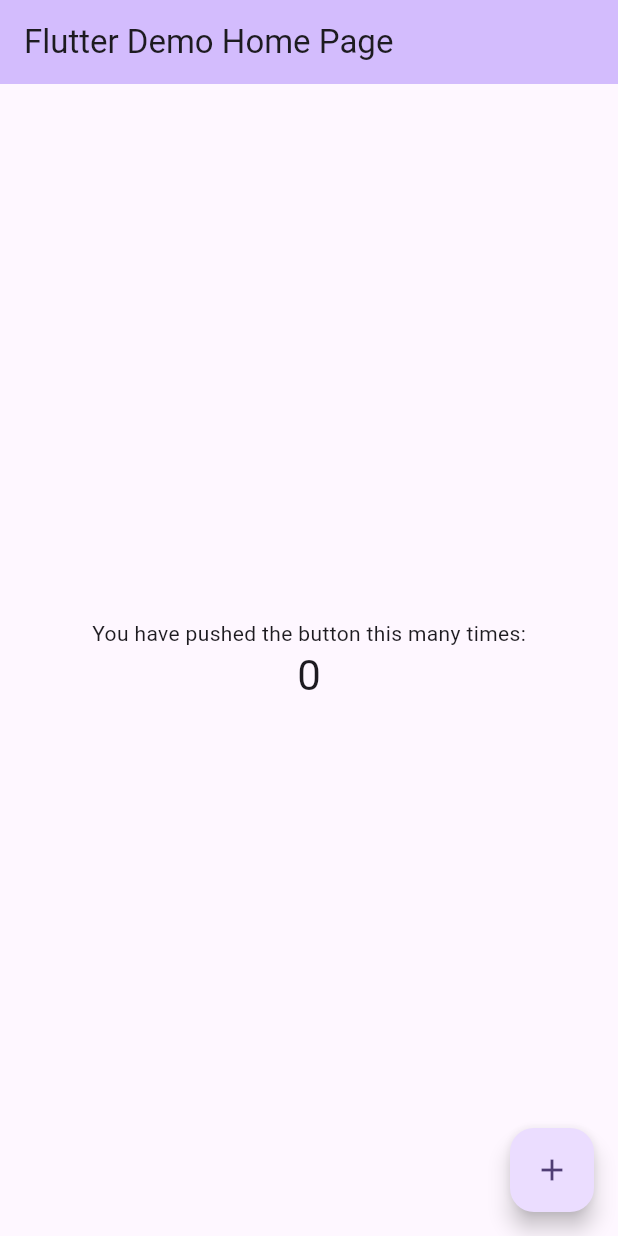
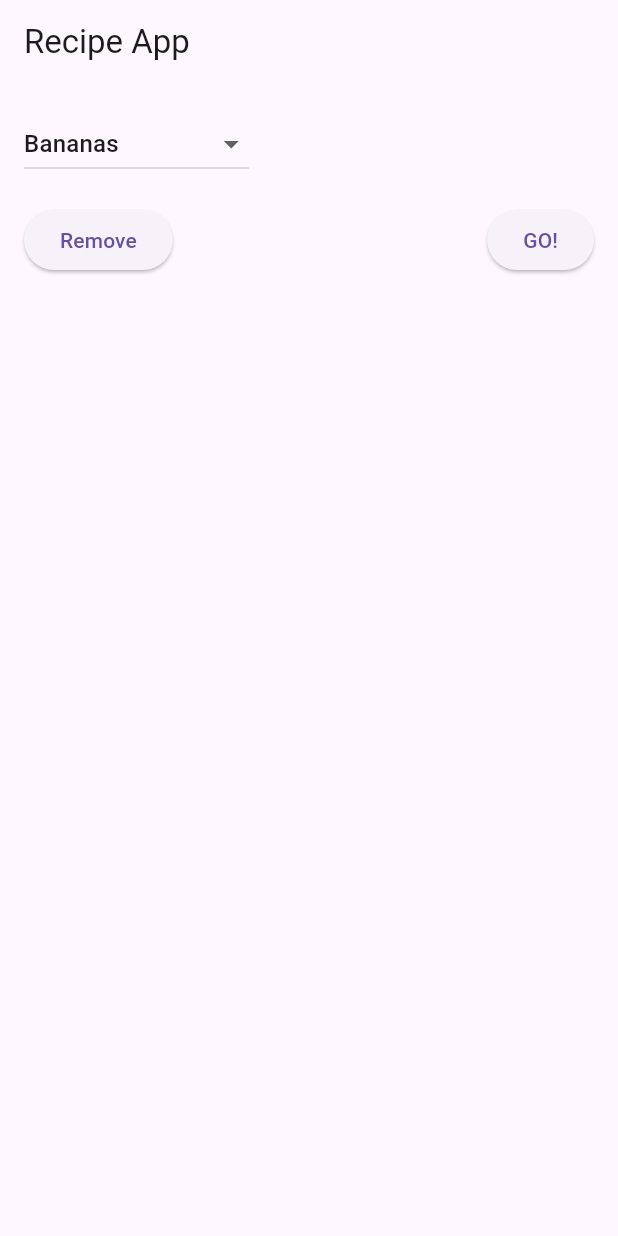
Before and after one commit to EvanGrone/GitActionsRecipe, a Flutter app: the screen it shows after launch, on a phone screen of 412 x 824 dp. Run offline on Flutter 3.47's test engine with Material 3 defaults, Android fonts, the phone set to English and light mode, and no system bars; our stand-ins replace firebase_core, firebase_database; accounts and stored records are empty.

Commit message:
Running tests for Flutter application

```diff
--- a/lib/main.dart
+++ b/lib/main.dart
@@ -1,125 +1,272 @@
 import 'package:flutter/material.dart';
+import 'package:flutter_github_workflow/firebase_options.dart';
+import 'package:firebase_database/firebase_database.dart';
+import 'package:firebase_core/firebase_core.dart';
 
-void main() {
-  runApp(const MyApp());
+void main() async {
+  WidgetsFlutterBinding.ensureInitialized();
+  await Firebase.initializeApp(
+    options: DefaultFirebaseOptions.currentPlatform,
+  );
+  FirebaseDatabase database = FirebaseDatabase.instance;
+  runApp(MyApp());
 }
 
 class MyApp extends StatelessWidget {
-  const MyApp({super.key});
-
-  // This widget is the root of your application.
   @override
   Widget build(BuildContext context) {
     return MaterialApp(
-      title: 'Flutter Demo',
-      theme: ThemeData(
-        // This is the theme of your application.
-        //
-        // TRY THIS: Try running your application with "flutter run". You'll see
-        // the application has a purple toolbar. Then, without quitting the app,
-        // try changing the seedColor in the colorScheme below to Colors.green
-        // and then invoke "hot reload" (save your changes or press the "hot
-        // reload" button in a Flutter-supported IDE, or press "r" if you used
-        // the command line to start the app).
-        //
-        // Notice that the counter didn't reset back to zero; the application
-        // state is not lost during the reload. To reset the state, use hot
-        // restart instead.
-        //
-        // This works for code too, not just values: Most code changes can be
-        // tested with just a hot reload.
-        colorScheme: ColorScheme.fromSeed(seedColor: Colors.deepPurple),
-        useMaterial3: true,
-      ),
-      home: const MyHomePage(title: 'Flutter Demo Home Page'),
+      title: 'Recipe App',
+      home: IngredientsApp(),
     );
   }
 }
 
-class MyHomePage extends StatefulWidget {
-  const MyHomePage({super.key, required this.title});
-
-  // This widget is the home page of your application. It is stateful, meaning
-  // that it has a State object (defined below) that contains fields that affect
-  // how it looks.
-
-  // This class is the configuration for the state. It holds the values (in this
-  // case the title) provided by the parent (in this case the App widget) and
-  // used by the build method of the State. Fields in a Widget subclass are
-  // always marked "final".
-
-  final String title;
-
+class IngredientsApp extends StatefulWidget {
   @override
-  State<MyHomePage> createState() => _MyHomePageState();
+  _IngredientsAppState createState() => _IngredientsAppState();
 }
 
-class _MyHomePageState extends State<MyHomePage> {
-  int _counter = 0;
+class _IngredientsAppState extends State<IngredientsApp> {
+  List<String> ingredients = [
+    'Bananas',
+    'Blueberries',
+    'Flour',
+    'Milk',
+    'Butter',
+    'Cinnamon',
+    'Vanilla Extract',
+    'Salt',
+    'Nutmeg',
+    'Baking Soda',
+    'Baking Powder',
+    'Eggs',
+    'Olive Oil',
+    'Carrots',
+    'Graham Crackers',
+    'Yeast',
+    'Brown Sugar',
+    'Powdered Sugar',
+    'Cream Cheese',
+    'Lemons',
+    'Maple Syrup',
+    'Applesauce',
+    'Vegetable Oil',
+    'Peanut Butter',
+    'Water',
+    'Chocolate'
+  ];
+  List<String> selectedIngredients = [];
 
-  void _incrementCounter() {
-    setState(() {
-      // This call to setState tells the Flutter framework that something has
-      // changed in this State, which causes it to rerun the build method below
-      // so that the display can reflect the updated values. If we changed
-      // _counter without calling setState(), then the build method would not be
-      // called again, and so nothing would appear to happen.
-      _counter++;
+  Map<String, List<String>> recipes = {
+    'Banana Bread': [
+      'Bananas',
+      'Flour',
+      'Vegetable Oil',
+      'Eggs',
+      'Baking Soda',
+      'Sugar',
+      'Vanilla Extract',
+      'Cinnamon',
+      'Nutmeg',
+      'Salt'
+    ],
+    'Blueberry Muffins': [
+      'Flour',
+      'Baking Powder',
+      'Eggs',
+      'Olive Oil',
+      'Milk',
+      'Sugar',
+      'Vanilla Extract',
+      'Cinnamon',
+      'Blueberries'
+    ],
+    'Brownies': ['Baking Powder', 'Butter', 'Eggs', 'Water', 'Chocolate'],
+    'Cake': ['Flour', 'Eggs', 'Sugar', 'Milk', 'Vanilla Extract'],
+    'Carrot Cake': [
+      'Carrots',
+      'Flour',
+      'Baking Soda',
+      'Eggs',
+      'Maple Syrup',
+      'Applesauce',
+      'Milk',
+      'Vegetable Oil',
+      'Cinnamon',
+      'Vanilla Extract',
+      'Nutmeg',
+      'Salt'
+    ],
+    'Cheesecake': [
+      'Graham Crackers',
+      'Cinnamon',
+      'Butter',
+      'Eggs',
+      'Cream Cheese',
+      'Sugar',
+      'Sour Cream',
+      'Lemon',
+      'Vanilla Extract'
+    ],
+    'Cinnamon Rolls': [
+      'Flour',
+      'Sugar',
+      'Salt',
+      'Milk',
+      'Butter',
+      'Egg',
+      'Cinnamon',
+      'Brown Sugar',
+      'Yeast'
+    ],
+    'Cookies': ['Eggs', 'Brown Sugar', 'Sugar', 'Flour', 'Butter'],
+    'Oatmeal cookies': [
+      'Flour',
+      'Brown Sugar',
+      'Baking Powder',
+      'Baking Soda',
+      'Salt',
+      'Butter',
+      'Eggs',
+      'Raisins',
+      'Vanilla Extract'
+    ],
+    'Peanut Butter Cookies': [
+      'Peanut Butter',
+      'Flour',
+      'Baking Soda',
+      'Butter',
+      'Brown Sugar',
+      'Eggs',
+      'Vanilla Extract',
+      'Salt'
+    ],
+    'Sugar Cookies': [
+      'Flour',
+      'Baking Powder',
+      'Salt',
+      'Butter',
+      'Salt',
+      'Eggs',
+      'Milk',
+      'Powdered Sugar'
+    ],
+  };
+
+  void _findMatchingRecipes() {
+    List<String> matchingRecipes = [];
+
+    recipes.forEach((recipe, ingredientsList) {
+      if (selectedIngredients
+          .every((ingredient) => ingredientsList.contains(ingredient))) {
+        matchingRecipes.add(recipe);
+      }
     });
+
+    if (matchingRecipes.isNotEmpty) {
+      showDialog(
+        context: context,
+        builder: (BuildContext context) {
+          return AlertDialog(
+            title: const Text('Matching Recipes'),
+            content:
+                Text('Matching recipes found:\n${matchingRecipes.join(', ')}'),
+            actions: [
+              TextButton(
+                onPressed: () {
+                  Navigator.of(context).pop();
+                },
+                child: const Text('OK'),
+              ),
+            ],
+          );
+        },
+      );
+    } else {
+      showDialog(
+        context: context,
+        builder: (BuildContext context) {
+          return AlertDialog(
+            title: const Text('No Matching Recipes'),
+            content: const Text('No recipes match the selected ingredients.'),
+            actions: [
+              TextButton(
+                onPressed: () {
+                  Navigator.of(context).pop();
+                },
+                child: const Text('OK'),
+              ),
+            ],
+          );
+        },
+      );
+    }
   }
 
   @override
   Widget build(BuildContext context) {
-    // This method is rerun every time setState is called, for instance as done
-    // by the _incrementCounter method above.
-    //
-    // The Flutter framework has been optimized to make rerunning build methods
-    // fast, so that you can just rebuild anything that needs updating rather
-    // than having to individually change instances of widgets.
     return Scaffold(
       appBar: AppBar(
-        // TRY THIS: Try changing the color here to a specific color (to
-        // Colors.amber, perhaps?) and trigger a hot reload to see the AppBar
-        // change color while the other colors stay the same.
-        backgroundColor: Theme.of(context).colorScheme.inversePrimary,
-        // Here we take the value from the MyHomePage object that was created by
-        // the App.build method, and use it to set our appbar title.
-        title: Text(widget.title),
+        title: const Text('Recipe App'),
       ),
-      body: Center(
-        // Center is a layout widget. It takes a single child and positions it
-        // in the middle of the parent.
+      body: Padding(
+        padding: const EdgeInsets.all(16.0),
         child: Column(
-          // Column is also a layout widget. It takes a list of children and
-          // arranges them vertically. By default, it sizes itself to fit its
-          // children horizontally, and tries to be as tall as its parent.
-          //
-          // Column has various properties to control how it sizes itself and
-          // how it positions its children. Here we use mainAxisAlignment to
-          // center the children vertically; the main axis here is the vertical
-          // axis because Columns are vertical (the cross axis would be
-          // horizontal).
-          //
-          // TRY THIS: Invoke "debug painting" (choose the "Toggle Debug Paint"
-          // action in the IDE, or press "p" in the console), to see the
-          // wireframe for each widget.
-          mainAxisAlignment: MainAxisAlignment.center,
-          children: <Widget>[
-            const Text(
-              'You have pushed the button this many times:',
+          crossAxisAlignment: CrossAxisAlignment.start,
+          children: [
+            DropdownButton<String>(
+              value: ingredients.isNotEmpty ? ingredients[0] : null,
+              onChanged: (value) {
+                setState(() {
+                  if (value != null) {
+                    selectedIngredients.add(value);
+                    ingredients.remove(value);
+                  }
+                });
+              },
+              items: ingredients.map<DropdownMenuItem<String>>((String value) {
+                return DropdownMenuItem<String>(
+                  value: value,
+                  child: Text(value),
+                );
+              }).toList(),
             ),
-            Text(
-              '$_counter',
-              style: Theme.of(context).textTheme.headlineMedium,
+            const SizedBox(height: 16),
+            Row(
+              mainAxisAlignment: MainAxisAlignment.spaceBetween,
+              children: [
+                ElevatedButton(
+                  onPressed: () {
+                    setState(() {
+                      if (selectedIngredients.isNotEmpty) {
+                        ingredients.add(selectedIngredients.removeLast());
+                      }
+                    });
+                  },
+                  child: const Text('Remove'),
+                ),
+                ElevatedButton(
+                  onPressed: _findMatchingRecipes,
+                  child: const Text('GO!'),
+                ),
+              ],
+            ),
+            const SizedBox(height: 16),
+            SizedBox(
+              height: 200,
+              child: ListView.builder(
+                itemCount: selectedIngredients.length,
+                itemBuilder: (context, index) {
+                  return ListTile(
+                    title: Text(selectedIngredients[index]),
+                  );
+                },
+              ),
             ),
           ],
         ),
       ),
-      floatingActionButton: FloatingActionButton(
-        onPressed: _incrementCounter,
-        tooltip: 'Increment',
-        child: const Icon(Icons.add),
-      ), // This trailing comma makes auto-formatting nicer for build methods.
     );
   }
 }
--- a/pubspec.yaml
+++ b/pubspec.yaml
@@ -35,6 +35,8 @@ dependencies:
   # The following adds the Cupertino Icons font to your application.
   # Use with the CupertinoIcons class for iOS style icons.
   cupertino_icons: ^1.0.2
+  firebase_core: ^2.24.0
+  firebase_database: ^10.0.16
 
 dev_dependencies:
   flutter_test:
@@ -45,7 +47,7 @@ dev_dependencies:
   # activated in the `analysis_options.yaml` file located at the root of your
   # package. See that file for information about deactivating specific lint
   # rules and activating additional ones.
-  flutter_lints: ^2.0.0
+  flutter_lints: ^3.0.1
 
 # For information on the generic Dart part of this file, see the
 # following page: https://dart.dev/tools/pub/pubspec
```
Also changed, not shown: lib/firebase_options.dart (added), pubspec.lock, 8 other files.
